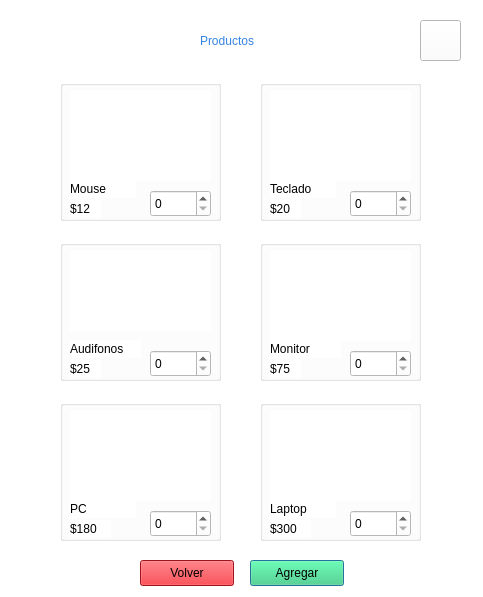
The window that products.ui (ZekaDevv/Tech-Distributor) describes before a commit, drawn with Qt 5.
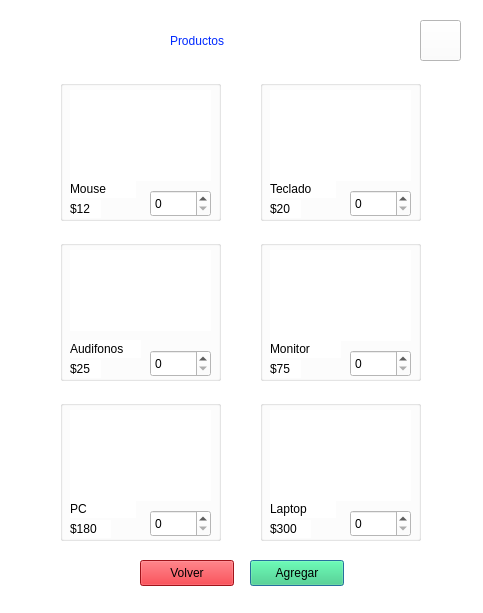
The same window after the commit.

What changed in the file:
```diff
--- a/products.ui
+++ b/products.ui
@@ -7,7 +7,7 @@
     <x>0</x>
     <y>0</y>
     <width>483</width>
-    <height>597</height>
+    <height>613</height>
    </rect>
   </property>
   <property name="windowTitle">
@@ -93,15 +93,15 @@
   <widget class="QLabel" name="title">
    <property name="geometry">
     <rect>
-     <x>200</x>
+     <x>170</x>
      <y>30</y>
-     <width>101</width>
+     <width>141</width>
      <height>21</height>
     </rect>
    </property>
    <property name="styleSheet">
-    <string notr="true">color: rgb(53, 132, 228);
-font: 500 16pt &quot;Ubuntu Sans&quot;;</string>
+    <string notr="true">color: rgb(0, 41, 255); 
+font: 500 20pt &quot;Ubuntu Sans&quot;;</string>
    </property>
    <property name="text">
     <string>Productos</string>
@@ -524,6 +524,23 @@
     <string/>
    </property>
   </widget>
+  <widget class="QLabel" name="label_error">
+   <property name="geometry">
+    <rect>
+     <x>90</x>
+     <y>590</y>
+     <width>311</width>
+     <height>20</height>
+    </rect>
+   </property>
+   <property name="styleSheet">
+    <string notr="true">color: rgb(224, 27, 36);
+font: 8pt &quot;Ubuntu Sans&quot;;</string>
+   </property>
+   <property name="text">
+    <string/>
+   </property>
+  </widget>
  </widget>
  <resources/>
  <connections/>
```
Left out of the diff: 2 changed lines with no effect on the pictures.
